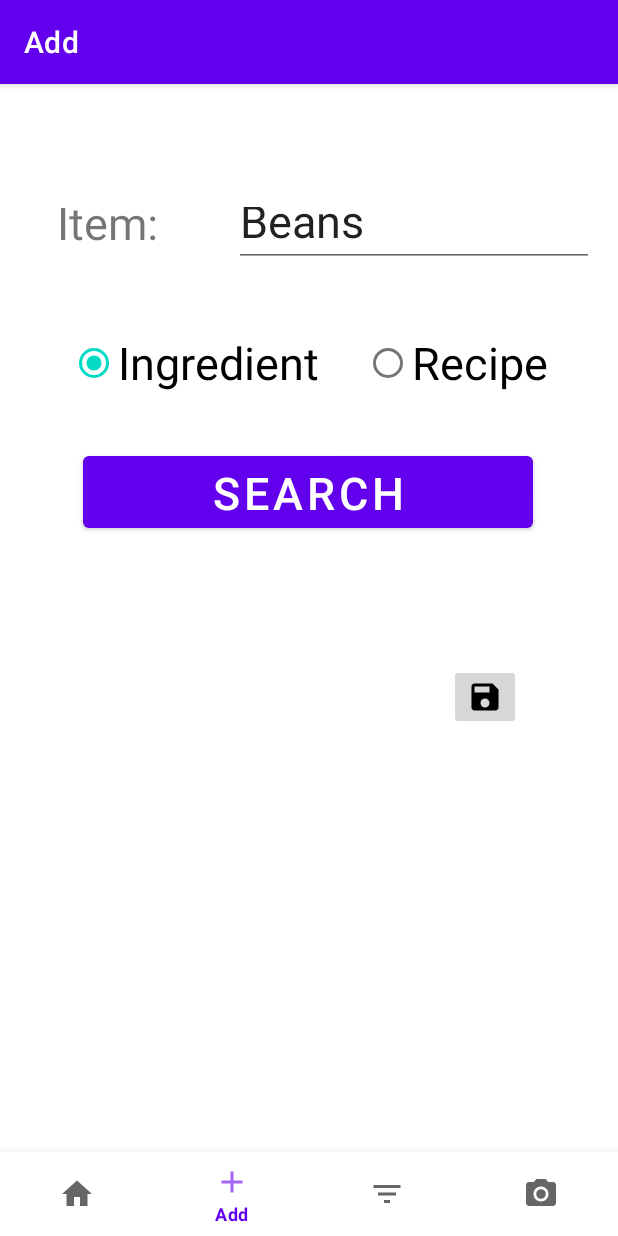
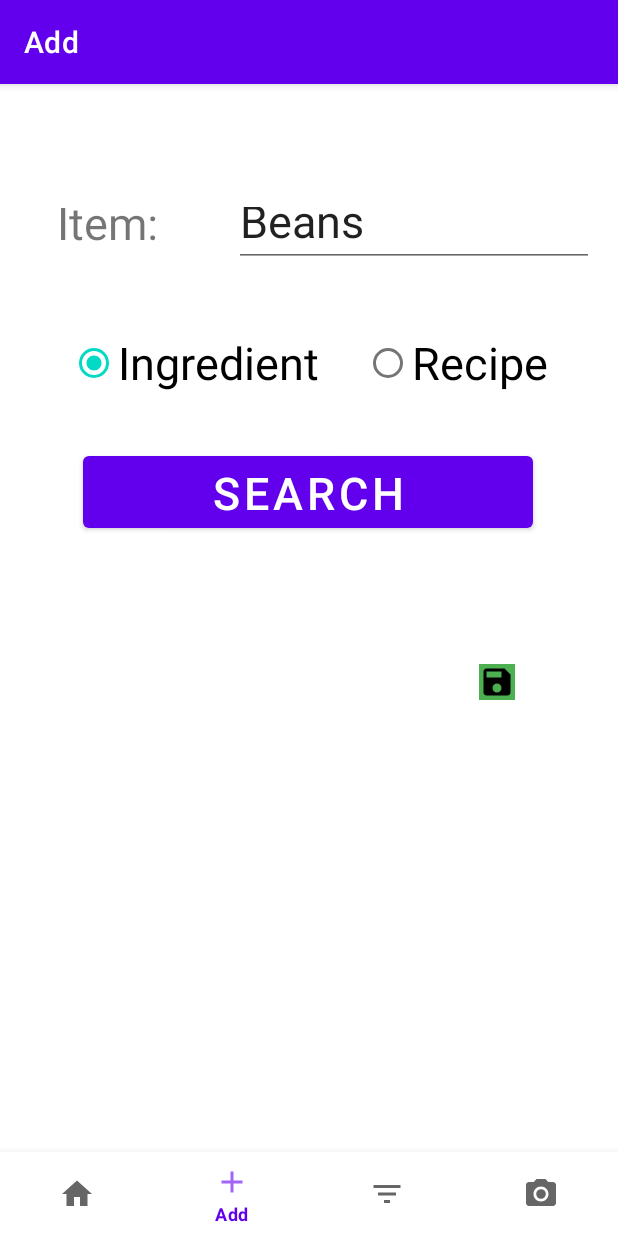
Before and after one commit to Pechlerbastian/NutriCoach, an Android app: the AddFragment screen opened through its navigation route, on a phone screen of 412 x 824 dp. Run offline under Robolectric (Android 15) with nearby library versions, the light colour scheme and no system bars; our stand-ins replace navigation-ui.

Commit message:
add color and textsize

```diff
--- a/app/src/main/res/layout/fragment_add.xml
+++ b/app/src/main/res/layout/fragment_add.xml
@@ -86,11 +86,13 @@
         android:id="@+id/saveButton"
         android:layout_width="wrap_content"
         android:layout_height="wrap_content"
+        android:background="#4CAF50"
+        android:contentDescription="@string/saveDescription"
         android:src="@drawable/ic_save"
+        android:textSize="30sp"
         app:layout_constraintEnd_toEndOf="parent"
         app:layout_constraintHorizontal_bias="0.823"
         app:layout_constraintStart_toStartOf="parent"
-        app:layout_constraintTop_toBottomOf="@+id/preview_field"
-        android:contentDescription="@string/saveDescription" />
+        app:layout_constraintTop_toBottomOf="@+id/preview_field" />
 
 </androidx.constraintlayout.widget.ConstraintLayout>
```
